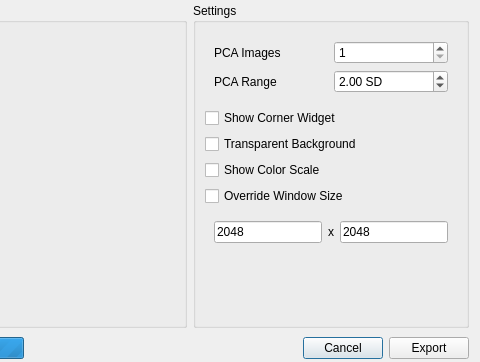
SCIInstitute/ShapeWorks, file Studio/src/Interface/ExportImageDialog.ui: the form before one commit; both pictures show x 255 to 735 and y 0 to 362 of the 735 by 362 pixel window.
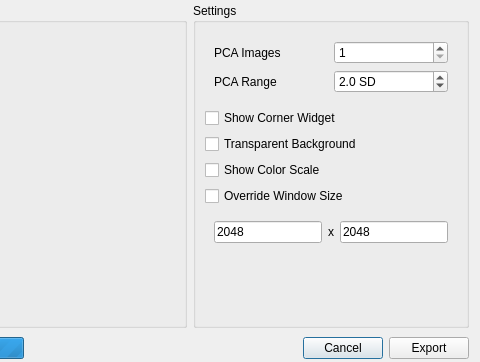
The form after the commit. Custom widgets are drawn as their Qt base class.

Commit message: Finish up export image dialog.

What changed in the file:
```diff
--- a/Studio/src/Interface/ExportImageDialog.ui
+++ b/Studio/src/Interface/ExportImageDialog.ui
@@ -212,8 +212,11 @@
               <property name="suffix">
                <string> SD</string>
               </property>
+              <property name="decimals">
+               <number>1</number>
+              </property>
               <property name="minimum">
-               <double>0.010000000000000</double>
+               <double>0.000000000000000</double>
               </property>
               <property name="maximum">
                <double>1000.000000000000000</double>
```
Left out of the diff: 3 changed lines with no effect on the pictures. The commit also changes 4 other files.
